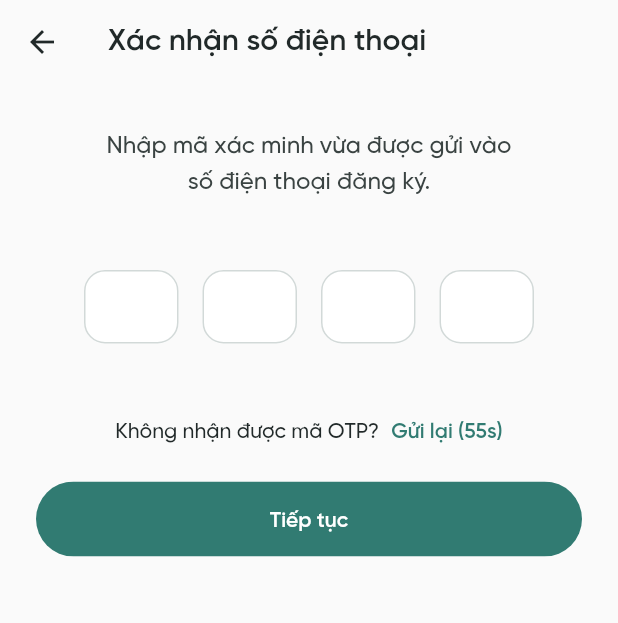
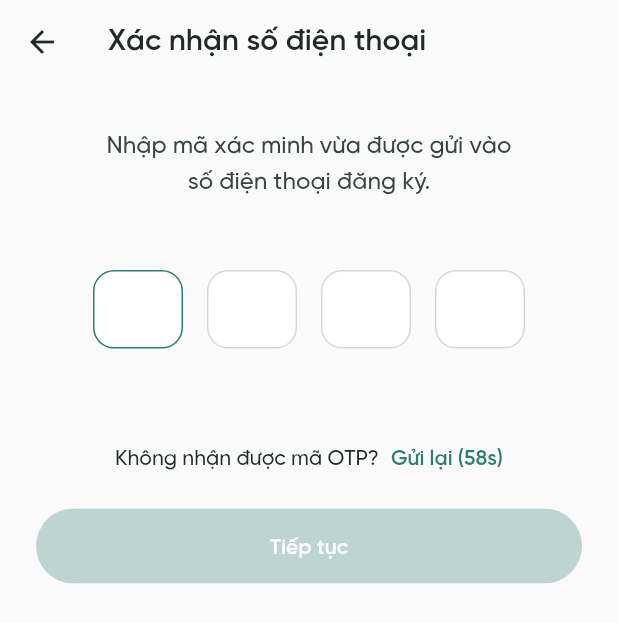
Before and after one commit to Nhatdote/flutter_flora, a Flutter app: the RegisterOtpScreen screen opened by its route, on a phone screen of 412 x 824 dp. Shown: the top 623 px of the screen. Run offline on Flutter 3.47's test engine with Material 2 defaults, Android fonts, the phone set to English and light mode, and no system bars; our stand-ins replace smooth_page_indicator, webview_flutter.

Commit message:
otp screen

```diff
--- a/lib/screens/register/otp.dart
+++ b/lib/screens/register/otp.dart
@@ -1,3 +1,5 @@
+import 'dart:async';
+
 import 'package:flora/constans/color.dart';
 import 'package:flora/constans/space.dart';
 import 'package:flora/widgets/button.dart';
@@ -11,6 +13,34 @@ class RegisterOtpScreen extends StatefulWidget {
 }
 
 class _RegisterOtpScreenState extends State<RegisterOtpScreen> {
+  bool btnDisabled = true;
+  bool btnLoading = false;
+
+  @override
+  void initState() {
+    super.initState();
+  }
+
+  void onFilledOtp(String value) {
+    setState(() {
+      btnDisabled = value.length != 4;
+    });
+  }
+
+  void onNext() async {
+    setState(() {
+      btnLoading = true;
+    });
+
+    FocusScope.of(context).unfocus();
+
+    await Future.delayed(const Duration(seconds: 2));
+
+    setState(() {
+      btnLoading = false;
+    });
+  }
+
   @override
   Widget build(BuildContext context) {
     return Scaffold(
@@ -45,14 +75,13 @@ class _RegisterOtpScreenState extends State<RegisterOtpScreen> {
                 ),
               ),
             ),
-            const OtpWidget(),
-            const Padding(
-              padding: EdgeInsets.only(top: 44, bottom: AppSpace.xxl),
-              child: ResendOtpWidget(),
-            ),
+            OtpWidget(onFilledOtp: onFilledOtp),
+            const ResendOtpWidget(),
             AppButton(
+              disable: btnDisabled,
+              loading: btnLoading,
               label: 'Tiếp tục',
-              onTab: () {},
+              onTab: onNext,
             )
           ],
         ),
@@ -69,88 +98,156 @@ class ResendOtpWidget extends StatefulWidget {
 }
 
 class _ResendOtpWidgetState extends State<ResendOtpWidget> {
+  late int seconds;
+
+  @override
+  void initState() {
+    // TODO: implement initState
+    super.initState();
+    countdown();
+  }
+
+  void countdown() {
+    setState(() {
+      seconds = 59;
+    });
+
+    Timer.periodic(const Duration(seconds: 1), (Timer timer) {
+      if (mounted) {
+        setState(() {
+          seconds--;
+        });
+      }
+
+      if (seconds == 0) {
+        timer.cancel();
+      }
+    });
+  }
+
+  void resend() {
+    if (seconds > 0) {
+      return;
+    }
+
+    countdown();
+
+    // API
+  }
+
   @override
   Widget build(BuildContext context) {
-    return const Row(
+    return Padding(
+      padding: const EdgeInsets.only(top: 44, bottom: AppSpace.xxl),
+      child: Row(
         mainAxisAlignment: MainAxisAlignment.center,
         children: [
-        Text('Không nhận được mã OTP?'),
-        SizedBox(width: AppSpace.xs),
-        Text(
-          'Gửi lại (55s)',
-          style: TextStyle(
+          const Text('Không nhận được mã OTP?'),
+          const SizedBox(width: AppSpace.xs),
+          InkWell(
+            onTap: seconds == 0 ? resend : null,
+            child: Text(
+              'Gửi lại ${seconds > 0 ? '(${seconds}s)' : ''}',
+              style: const TextStyle(
                 color: AppColor.primary,
                 fontWeight: FontWeight.w600,
               ),
             ),
+          ),
         ],
+      ),
     );
   }
 }
 
 class OtpWidget extends StatefulWidget {
-  const OtpWidget({super.key});
+  final void Function(String) onFilledOtp;
+
+  const OtpWidget({
+    super.key,
+    required this.onFilledOtp,
+  });
 
   @override
   State<OtpWidget> createState() => _OtpWidgetState();
 }
 
 class _OtpWidgetState extends State<OtpWidget> {
-  @override
-  void dispose() {
-    super.dispose();
-  }
+  late List<FocusNode> focusNodes;
+  late List<TextEditingController> inputControllers;
 
   @override
   void initState() {
     super.initState();
+    focusNodes = List.generate(4, (index) => FocusNode());
+    inputControllers = List.generate(4, (index) => TextEditingController());
+
+    focusNodes[0].requestFocus();
+  }
+
+  @override
+  void dispose() {
+    for (int i = 0; i < 4; i++) {
+      focusNodes[i].dispose();
+      inputControllers[i].dispose();
+    }
+
+    super.dispose();
+  }
+
+  void onOtpChange(value, int index) {
+    if (value == '') {
+      if (index > 0) {
+        focusNodes[index - 1].requestFocus();
+      }
+    } else {
+      if (value.length > 1) {
+        inputControllers[index].text = value[value.length - 1];
+      }
+
+      if (index < 3) {
+        focusNodes[index].unfocus();
+        focusNodes[index + 1].requestFocus();
+      }
+    }
+
+    isFilled();
+  }
+
+  void isFilled() {
+    String filled = '';
+
+    for (int i = 0; i < 4; i++) {
+      if (inputControllers[i].text != '') {
+        filled += inputControllers[i].text;
+      }
+    }
+
+    widget.onFilledOtp(filled);
   }
 
   @override
   Widget build(BuildContext context) {
-    return const Row(
+    return Row(
       mainAxisAlignment: MainAxisAlignment.center,
-      children: [
-        OtpWidgetInput(),
-        SizedBox(width: AppSpace.md),
-        OtpWidgetInput(),
-        SizedBox(width: AppSpace.md),
-        OtpWidgetInput(),
-        SizedBox(width: AppSpace.md),
-        OtpWidgetInput(),
-      ],
-    );
-  }
-}
-
-class OtpWidgetInput extends StatefulWidget {
-  final String? value;
-  const OtpWidgetInput({super.key, this.value});
-
-  @override
-  State<OtpWidgetInput> createState() => _OtpWidgetInputState();
-}
-
-class _OtpWidgetInputState extends State<OtpWidgetInput> {
-  late TextEditingController controller;
-
-  @override
-  void initState() {
-    super.initState();
-    controller = TextEditingController(text: widget.value);
-  }
-
-  @override
-  Widget build(BuildContext context) {
-    return SizedBox(
-      width: 63,
-      height: 52,
+      children: List.generate(4, (index) {
+        return Container(
+          margin: const EdgeInsets.symmetric(horizontal: AppSpace.xs),
+          width: 60,
+          height: 70,
           child: TextField(
-        controller: controller,
+            focusNode: focusNodes[index],
+            controller: inputControllers[index],
             keyboardType: TextInputType.number,
             textAlign: TextAlign.center,
+            style: const TextStyle(fontSize: 28, fontWeight: FontWeight.w600),
+            showCursor: false,
+            onChanged: (value) => onOtpChange(value, index),
+            maxLength: 2,
             decoration: InputDecoration(
-          border: OutlineInputBorder(borderRadius: BorderRadius.circular(14)),
+              counterText: ' ',
+              border:
+                  OutlineInputBorder(borderRadius: BorderRadius.circular(14)),
               enabledBorder: OutlineInputBorder(
                 borderRadius: BorderRadius.circular(14),
                 borderSide: const BorderSide(color: AppColor.neutral10),
@@ -162,5 +259,7 @@ class _OtpWidgetInputState extends State<OtpWidgetInput> {
             ),
           ),
         );
+      }),
+    );
   }
 }
```
Also changed, not shown: lib/screens/register/phone.dart (+13 -65 lines). Lines whose indentation alone changed are shown as unchanged.
